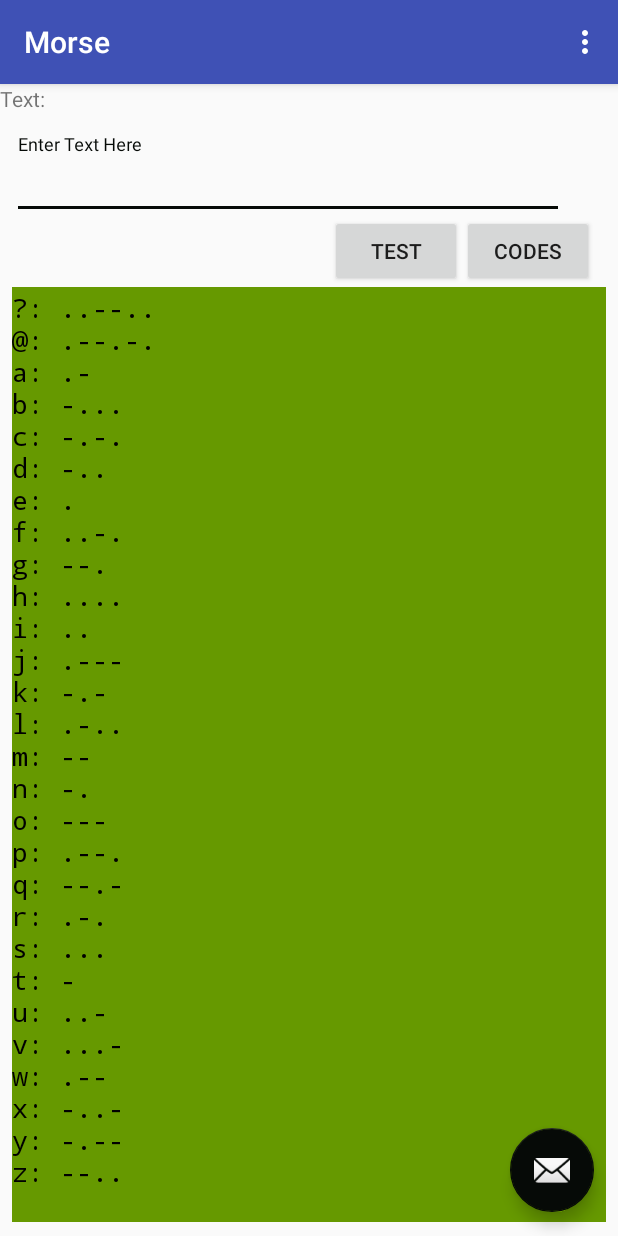
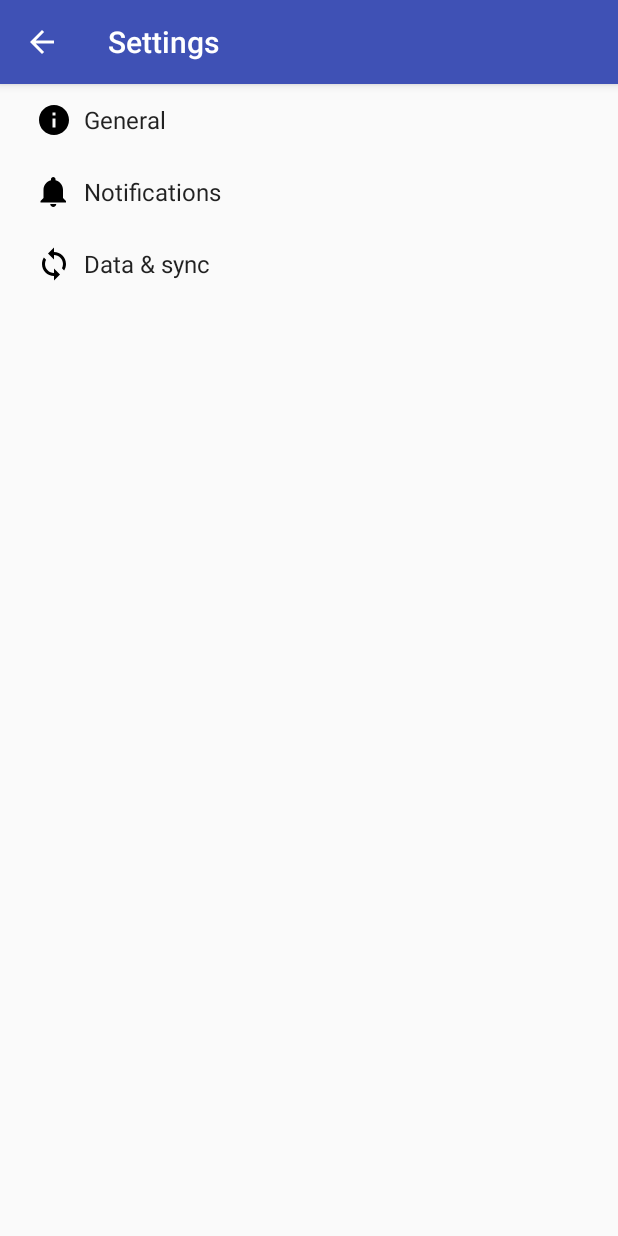
Before and after one commit to RickyHempel/Morse-Code, an Android app: the screen it shows after launch (MainActivity before the commit, SettingsActivity after it), in the options menu, after a tap on "Settings", on a phone screen of 412 x 824 dp. Run offline under Robolectric (Android 15) with nearby library versions, the phone set to English and light mode, and no system bars.

Commit message:
pt 3 done

```diff
--- a/Morse/app/build.gradle
+++ b/Morse/app/build.gradle
@@ -13,6 +13,7 @@
         versionCode 1
         versionName "1.0"
         testInstrumentationRunner "android.support.test.runner.AndroidJUnitRunner"
+        vectorDrawables.useSupportLibrary = true
     }
     buildTypes {
         release {
@@ -24,10 +25,12 @@
 
 dependencies {
     implementation fileTree(dir: 'libs', include: ['*.jar'])
-    implementation"org.jetbrains.kotlin:kotlin-stdlib-jre7:$kotlin_version"
+    implementation "org.jetbrains.kotlin:kotlin-stdlib-jre7:$kotlin_version"
     implementation 'com.android.support:appcompat-v7:26.1.0'
     implementation 'com.android.support.constraint:constraint-layout:1.0.2'
     implementation 'com.android.support:design:26.1.0'
+    implementation 'com.android.support:support-v4:26.1.0'
+    implementation 'com.android.support:support-vector-drawable:26.1.0'
     testImplementation 'junit:junit:4.12'
     androidTestImplementation 'com.android.support.test:runner:1.0.1'
     androidTestImplementation 'com.android.support.test.espresso:espresso-core:3.0.1'
--- /dev/null
+++ b/Morse/app/src/main/java/com/example/ricky/morse/AppCompatPreferenceActivity.kt
@@ -0,0 +1,90 @@
+package com.example.ricky.morse
+
+import android.content.res.Configuration
+import android.os.Bundle
+import android.preference.PreferenceActivity
+import android.support.annotation.LayoutRes
+import android.support.v7.app.ActionBar
+import android.support.v7.app.AppCompatDelegate
+import android.support.v7.widget.Toolbar
+import android.view.MenuInflater
+import android.view.View
+import android.view.ViewGroup
+
+/**
+ * A [android.preference.PreferenceActivity] which implements and proxies the necessary calls
+ * to be used with AppCompat.
+ */
+abstract class AppCompatPreferenceActivity : PreferenceActivity() {
+
+    override fun onCreate(savedInstanceState: Bundle?) {
+        delegate.installViewFactory()
+        delegate.onCreate(savedInstanceState)
+        super.onCreate(savedInstanceState)
+    }
+
+    override fun onPostCreate(savedInstanceState: Bundle?) {
+        super.onPostCreate(savedInstanceState)
+        delegate.onPostCreate(savedInstanceState)
+    }
+
+    val supportActionBar: ActionBar?
+        get() = delegate.supportActionBar
+
+    fun setSupportActionBar(toolbar: Toolbar?) {
+        delegate.setSupportActionBar(toolbar)
+    }
+
+    override fun getMenuInflater(): MenuInflater {
+        return delegate.menuInflater
+    }
+
+    override fun setContentView(@LayoutRes layoutResID: Int) {
+        delegate.setContentView(layoutResID)
+    }
+
+    override fun setContentView(view: View) {
+        delegate.setContentView(view)
+    }
+
+    override fun setContentView(view: View, params: ViewGroup.LayoutParams) {
+        delegate.setContentView(view, params)
+    }
+
+    override fun addContentView(view: View, params: ViewGroup.LayoutParams) {
+        delegate.addContentView(view, params)
+    }
+
+    override fun onPostResume() {
+        super.onPostResume()
+        delegate.onPostResume()
+    }
+
+    override fun onTitleChanged(title: CharSequence, color: Int) {
+        super.onTitleChanged(title, color)
+        delegate.setTitle(title)
+    }
+
+    override fun onConfigurationChanged(newConfig: Configuration) {
+        super.onConfigurationChanged(newConfig)
+        delegate.onConfigurationChanged(newConfig)
+    }
+
+    override fun onStop() {
+        super.onStop()
+        delegate.onStop()
+    }
+
+    override fun onDestroy() {
+        super.onDestroy()
+        delegate.onDestroy()
+    }
+
+    override fun invalidateOptionsMenu() {
+        delegate.invalidateOptionsMenu()
+    }
+
+    private val delegate: AppCompatDelegate by lazy {
+        AppCompatDelegate.create(this, null)
+    }
+}
--- a/Morse/app/src/main/java/com/example/ricky/morse/MainActivity.kt
+++ b/Morse/app/src/main/java/com/example/ricky/morse/MainActivity.kt
@@ -2,6 +2,7 @@
 
 import android.app.Activity
 import android.content.Context
+import android.content.Intent
 import android.os.Bundle
 import android.support.design.widget.Snackbar
 import android.support.v7.app.AppCompatActivity
@@ -43,6 +44,14 @@
             showCodes()
             hideKeyboard()
         }
+        TransButton.setOnClickListener{_ ->
+
+            mTextView.text = ""
+            appendTextandScroll(inputText.text.toString().toUpperCase())
+            val transText = translateText(inputText.text.toString())
+            appendTextandScroll(transText.toUpperCase())
+            hideKeyboard()
+        }
 
     }
 
@@ -57,7 +66,11 @@
         // automatically handle clicks on the Home/Up button, so long
         // as you specify a parent activity in AndroidManifest.xml.
         return when (item.itemId) {
-            R.id.action_settings -> true
+            R.id.action_settings -> {
+                val intent = Intent(this, SettingsActivity::class.java)
+                startActivity(intent)
+                return true
+            }
             else -> super.onOptionsItemSelected(item)
         }
 
@@ -95,8 +108,8 @@
         val jsonObj = JSONObject(jsonStr.substring(jsonStr.indexOf("{"), jsonStr.lastIndexOf("}")+1))
         return jsonObj
     }
-        var letToCodeDict:HashMap<String,String> = HashMap()
-        var codeToLetDict:HashMap<String,String> = HashMap()
+        private var letToCodeDict:HashMap<String,String> = HashMap()
+        private var codeToLetDict:HashMap<String,String> = HashMap()
 
         private fun buildDictWithJSON(jsonObj : JSONObject){
             for (k in jsonObj.keys()){
@@ -114,6 +127,19 @@
                 appendTextandScroll("$k: ${letToCodeDict[k]}")
             }
         }
+    private fun translateText(input : String) : String {
+        var r = ""
+        val s = input.toLowerCase()
+        for (c in s) {
+            if (c == ' ') r += "/ "
+            else if (letToCodeDict.containsKey(c.toString())) r += "${letToCodeDict[c.toString()]} "
+            else r += "? "
+        }
 
+        Log.d("log", "Morse: $r")
+
+        return r
 
     }
+
+    }
--- /dev/null
+++ b/Morse/app/src/main/res/drawable/ic_info_black_24dp.xml
@@ -0,0 +1,9 @@
+<vector xmlns:android="http://schemas.android.com/apk/res/android"
+    android:width="24dp"
+    android:height="24dp"
+    android:viewportHeight="24.0"
+    android:viewportWidth="24.0">
+    <path
+        android:fillColor="#FF000000"
+        android:pathData="M12,2C6.48,2 2,6.48 2,12s4.48,10 10,10 10,-4.48 10,-10S17.52,2 12,2zm1,15h-2v-6h2v6zm0,-8h-2V7h2v2z" />
+</vector>
--- /dev/null
+++ b/Morse/app/src/main/res/drawable/ic_notifications_black_24dp.xml
@@ -0,0 +1,9 @@
+<vector xmlns:android="http://schemas.android.com/apk/res/android"
+    android:width="24dp"
+    android:height="24dp"
+    android:viewportHeight="24.0"
+    android:viewportWidth="24.0">
+    <path
+        android:fillColor="#FF000000"
+        android:pathData="M11.5,22c1.1,0 2,-0.9 2,-2h-4c0,1.1 0.9,2 2,2zm6.5,-6v-5.5c0,-3.07 -2.13,-5.64 -5,-6.32V3.5c0,-0.83 -0.67,-1.5 -1.5,-1.5S10,2.67 10,3.5v0.68c-2.87,0.68 -5,3.25 -5,6.32V16l-2,2v1h17v-1l-2,-2z" />
+</vector>
--- /dev/null
+++ b/Morse/app/src/main/res/drawable/ic_sync_black_24dp.xml
@@ -0,0 +1,9 @@
+<vector xmlns:android="http://schemas.android.com/apk/res/android"
+    android:width="24dp"
+    android:height="24dp"
+    android:viewportHeight="24.0"
+    android:viewportWidth="24.0">
+    <path
+        android:fillColor="#FF000000"
+        android:pathData="M12 4V1L8 5l4 4V6c3.31 0 6 2.69 6 6 0 1.01,-.25 1.97,-.7 2.8l1.46 1.46C19.54 15.03 20 13.57 20 12c0,-4.42,-3.58,-8,-8,-8zm0 14c-3.31 0,-6,-2.69,-6,-6 0,-1.01.25,-1.97.7,-2.8L5.24 7.74C4.46 8.97 4 10.43 4 12c0 4.42 3.58 8 8 8v3l4,-4,-4,-4v3z" />
+</vector>
--- a/Morse/app/src/main/res/values/strings.xml
+++ b/Morse/app/src/main/res/values/strings.xml
@@ -1,4 +1,77 @@
 <resources>
     <string name="app_name">Morse</string>
     <string name="action_settings">Settings</string>
+    <string name="title_activity_settings">Settings</string>
+
+    <!-- Strings related to Settings -->
+
+    <!-- Example General settings -->
+    <string name="pref_header_general">General</string>
+
+    <string name="pref_title_social_recommendations">Enable social recommendations</string>
+    <string name="pref_description_social_recommendations">Recommendations for people to contact
+        based on your message history
+    </string>
+
+    <string name="pref_title_display_name">Display name</string>
+    <string name="pref_default_display_name">John Smith</string>
+
+    <string name="pref_title_add_friends_to_messages">Add friends to messages</string>
+    <string-array name="pref_example_list_titles">
+        <item>Always</item>
+        <item>When possible</item>
+        <item>Never</item>
+    </string-array>
+    <string-array name="pref_example_list_values">
+        <item>1</item>
+        <item>0</item>
+        <item>-1</item>
+    </string-array>
+
+    <!-- Example settings for Data & Sync -->
+    <string name="pref_header_data_sync">Data &amp; sync</string>
+
+    <string name="pref_title_sync_frequency">Sync frequency</string>
+    <string-array name="pref_sync_frequency_titles">
+        <item>15 minutes</item>
+        <item>30 minutes</item>
+        <item>1 hour</item>
+        <item>3 hours</item>
+        <item>6 hours</item>
+        <item>Never</item>
+    </string-array>
+    <string-array name="pref_sync_frequency_values">
+        <item>15</item>
+        <item>30</item>
+        <item>60</item>
+        <item>180</item>
+        <item>360</item>
+        <item>-1</item>
+    </string-array>
+
+    <string-array name="list_preference_entries">
+        <item>Entry 1</item>
+        <item>Entry 2</item>
+        <item>Entry 3</item>
+    </string-array>
+
+    <string-array name="list_preference_entry_values">
+        <item>1</item>
+        <item>2</item>
+        <item>3</item>
+    </string-array>
+
+    <string-array name="multi_select_list_preference_default_value" />
+
+    <string name="pref_title_system_sync_settings">System sync settings</string>
+
+    <!-- Example settings for Notifications -->
+    <string name="pref_header_notifications">Notifications</string>
+
+    <string name="pref_title_new_message_notifications">New message notifications</string>
+
+    <string name="pref_title_ringtone">Ringtone</string>
+    <string name="pref_ringtone_silent">Silent</string>
+
+    <string name="pref_title_vibrate">Vibrate</string>
 </resources>
--- /dev/null
+++ b/Morse/app/src/main/res/xml/pref_data_sync.xml
@@ -0,0 +1,21 @@
+<PreferenceScreen xmlns:android="http://schemas.android.com/apk/res/android">
+
+    <!-- NOTE: Hide buttons to simplify the UI. Users can touch outside the dialog to
+         dismiss it. -->
+    <!-- NOTE: ListPreference's summary should be set to its value by the activity code. -->
+    <ListPreference
+        android:defaultValue="180"
+        android:entries="@array/pref_sync_frequency_titles"
+        android:entryValues="@array/pref_sync_frequency_values"
+        android:key="sync_frequency"
+        android:negativeButtonText="@null"
+        android:positiveButtonText="@null"
+        android:title="@string/pref_title_sync_frequency" />
+
+    <!-- This preference simply launches an intent when selected. Use this UI sparingly, per
+         design guidelines. -->
+    <Preference android:title="@string/pref_title_system_sync_settings">
+        <intent android:action="android.settings.SYNC_SETTINGS" />
+    </Preference>
+
+</PreferenceScreen>
--- /dev/null
+++ b/Morse/app/src/main/res/xml/pref_general.xml
@@ -0,0 +1,33 @@
+<PreferenceScreen xmlns:android="http://schemas.android.com/apk/res/android">
+
+    <SwitchPreference
+        android:defaultValue="true"
+        android:key="example_switch"
+        android:summary="@string/pref_description_social_recommendations"
+        android:title="@string/pref_title_social_recommendations" />
+
+    <!-- NOTE: EditTextPreference accepts EditText attributes. -->
+    <!-- NOTE: EditTextPreference's summary should be set to its value by the activity code. -->
+    <EditTextPreference
+        android:capitalize="words"
+        android:defaultValue="@string/pref_default_display_name"
+        android:inputType="textCapWords"
+        android:key="example_text"
+        android:maxLines="1"
+        android:selectAllOnFocus="true"
+        android:singleLine="true"
+        android:title="@string/pref_title_display_name" />
+
+    <!-- NOTE: Hide buttons to simplify the UI. Users can touch outside the dialog to
+         dismiss it. -->
+    <!-- NOTE: ListPreference's summary should be set to its value by the activity code. -->
+    <ListPreference
+        android:defaultValue="-1"
+        android:entries="@array/pref_example_list_titles"
+        android:entryValues="@array/pref_example_list_values"
+        android:key="example_list"
+        android:negativeButtonText="@null"
+        android:positiveButtonText="@null"
+        android:title="@string/pref_title_add_friends_to_messages" />
+
+</PreferenceScreen>
--- /dev/null
+++ b/Morse/app/src/main/res/xml/pref_headers.xml
@@ -0,0 +1,20 @@
+<preference-headers xmlns:android="http://schemas.android.com/apk/res/android">
+
+    <!-- These settings headers are only used on tablets. -->
+
+    <header
+        android:fragment="com.example.ricky.morse.SettingsActivity$GeneralPreferenceFragment"
+        android:icon="@drawable/ic_info_black_24dp"
+        android:title="@string/pref_header_general" />
+
+    <header
+        android:fragment="com.example.ricky.morse.SettingsActivity$NotificationPreferenceFragment"
+        android:icon="@drawable/ic_notifications_black_24dp"
+        android:title="@string/pref_header_notifications" />
+
+    <header
+        android:fragment="com.example.ricky.morse.SettingsActivity$DataSyncPreferenceFragment"
+        android:icon="@drawable/ic_sync_black_24dp"
+        android:title="@string/pref_header_data_sync" />
+
+</preference-headers>
--- /dev/null
+++ b/Morse/app/src/main/res/xml/pref_notification.xml
@@ -0,0 +1,27 @@
+<PreferenceScreen xmlns:android="http://schemas.android.com/apk/res/android">
+
+    <!-- A 'parent' preference, which enables/disables child preferences (below)
+         when checked/unchecked. -->
+    <SwitchPreference
+        android:defaultValue="true"
+        android:key="notifications_new_message"
+        android:title="@string/pref_title_new_message_notifications" />
+
+    <!-- Allows the user to choose a ringtone in the 'notification' category. -->
+    <!-- NOTE: This preference will be enabled only when the checkbox above is checked. -->
+    <!-- NOTE: RingtonePreference's summary should be set to its value by the activity code. -->
+    <RingtonePreference
+        android:defaultValue="content://settings/system/notification_sound"
+        android:dependency="notifications_new_message"
+        android:key="notifications_new_message_ringtone"
+        android:ringtoneType="notification"
+        android:title="@string/pref_title_ringtone" />
+
+    <!-- NOTE: This preference will be enabled only when the checkbox above is checked. -->
+    <SwitchPreference
+        android:defaultValue="true"
+        android:dependency="notifications_new_message"
+        android:key="notifications_new_message_vibrate"
+        android:title="@string/pref_title_vibrate" />
+
+</PreferenceScreen>
```
Also changed, not shown: Morse/app/src/main/AndroidManifest.xml (+8 -0 lines), Morse/app/src/main/java/com/example/ricky/morse/SettingsActivity.kt (added, +248 -0 lines), Morse/app/src/main/res/layout/content_main.xml (+8 -0 lines).
